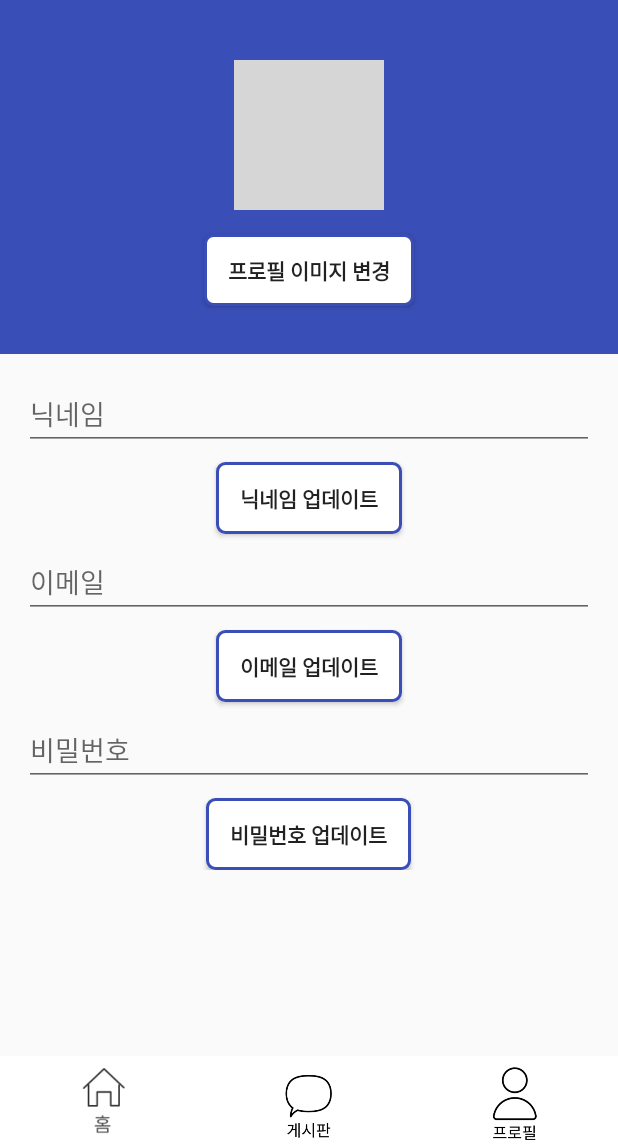
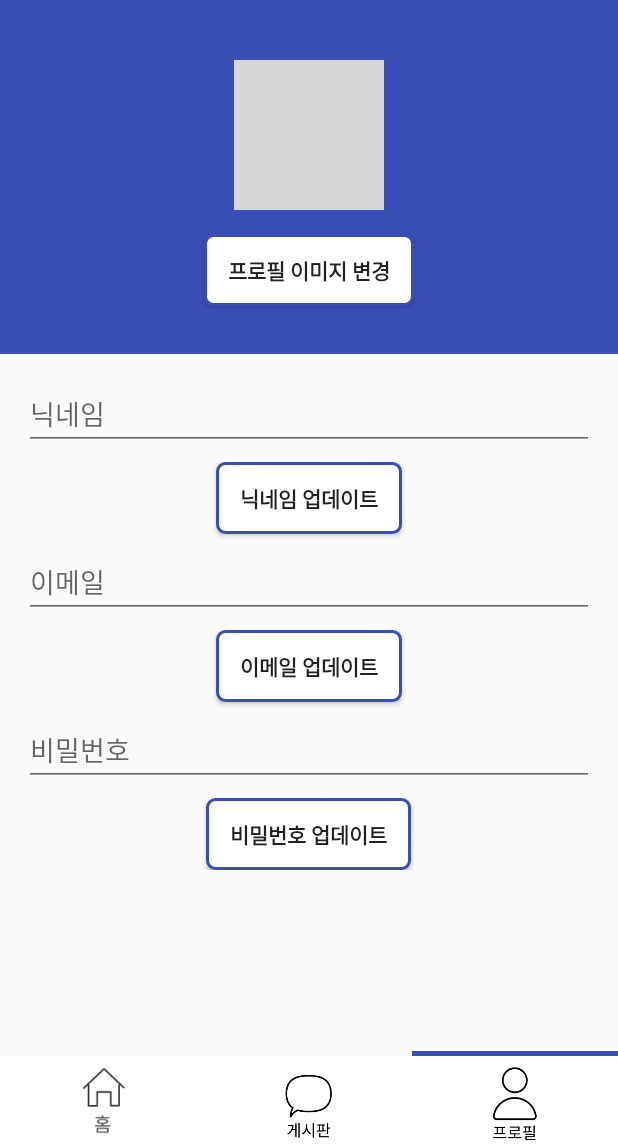
Before and after one commit to wjdtkdgns777/HealthInOne, an Android app: the StoreFragment screen opened through its navigation route, on a phone screen of 412 x 824 dp, the part 90-1236 px from its top. Run offline under Robolectric (Android 15) with nearby library versions, the phone set to English and light mode, and no system bars; our stand-ins replace Firebase (no records; nobody signed in at launch, a user with empty details on screens opened directly), data binding; libraries missing offline, so code that uses them is left out: com.prolificinteractive.materialcalendarview; pictures from the network do not load; 1 statement that could not run was skipped; grey boxes are pictures that could not be loaded.

Commit message:
Tab, resolution fix

```diff
--- a/app/src/main/res/layout/fragment_store.xml
+++ b/app/src/main/res/layout/fragment_store.xml
@@ -122,7 +122,35 @@
                 </LinearLayout>
 
             </ScrollView>
+            <LinearLayout
+                android:layout_width="match_parent"
+                android:layout_height="3dp"
+                app:layout_constraintBottom_toTopOf="@+id/linearLayout4">
 
+                <LinearLayout
+                    android:layout_width="match_parent"
+                    android:layout_height="match_parent"
+                    android:layout_weight="1"
+                    />
+
+
+
+                <LinearLayout
+                    android:layout_width="match_parent"
+                    android:layout_height="match_parent"
+                    android:layout_weight="1"/>
+
+
+
+                <LinearLayout
+                    android:layout_width="match_parent"
+                    android:layout_height="match_parent"
+                    android:layout_weight="1"
+                    android:background="@color/mainColor"
+                    />
+
+
+            </LinearLayout>
             <LinearLayout
                 android:id="@+id/linearLayout4"
                 android:layout_width="match_parent"
```
Also changed, not shown: app/src/main/res/layout/activity_board_inside.xml (+4 -3 lines), app/src/main/res/layout/fragment_home.xml (+8 -12 lines), app/src/main/res/layout/fragment_talk.xml (+1 -8 lines).
